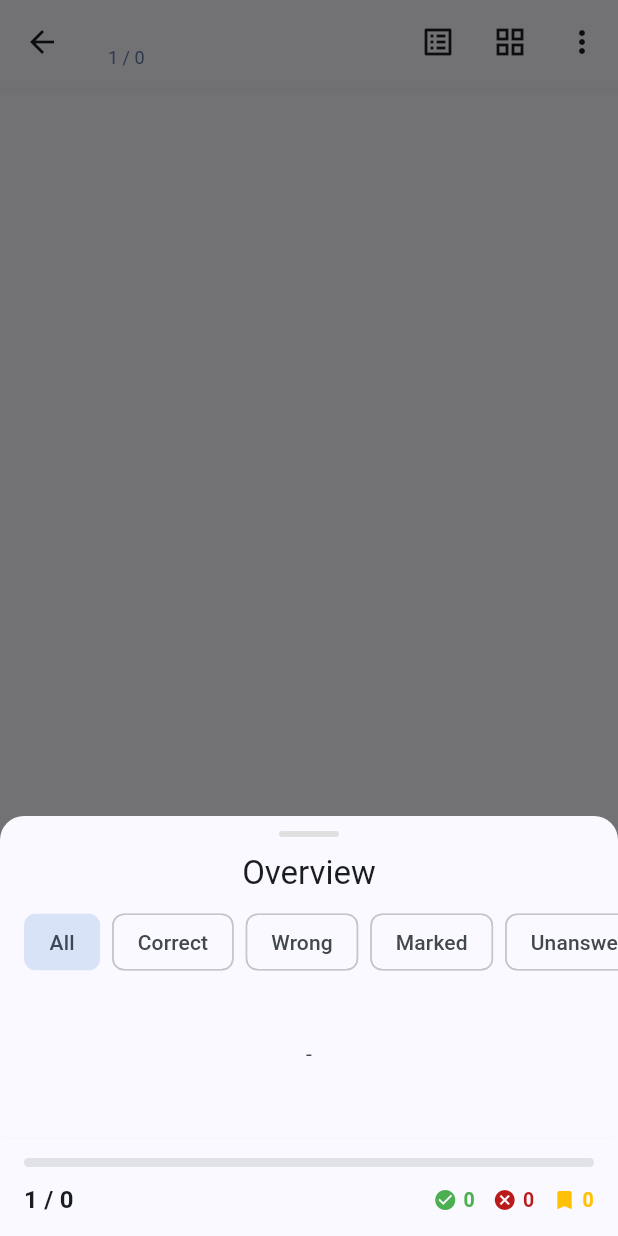
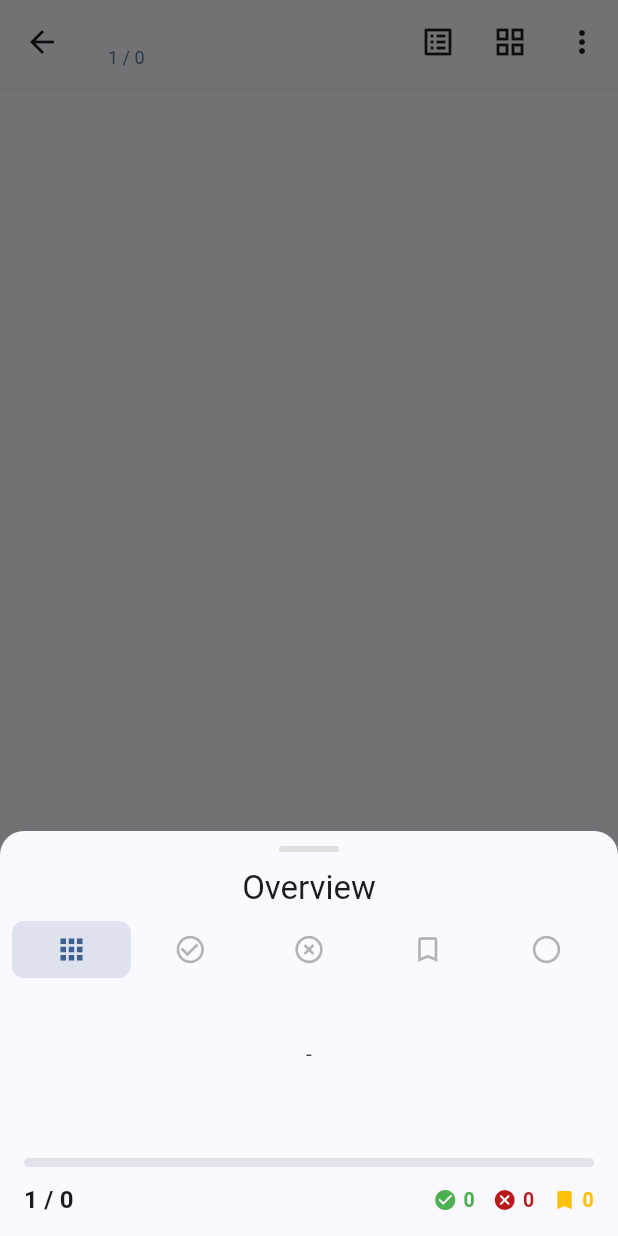
Before and after one commit to ming2k/quiz-flutter, a Flutter app: the QuizScreen screen opened directly, after a tap on the "grid view" icon, on a phone screen of 412 x 824 dp. Run offline on Flutter 3.47's test engine with Material 3 defaults, Android fonts, the phone set to English and light mode, and no system bars; our stand-ins replace audioplayers, file_picker, flutter_markdown, shared_preferences, sqflite, vibration; missing offline and left inert: flutter_math_fork, markdown; accounts and stored records are empty.

Commit message:
Optimize overview sheet

```diff
--- a/lib/widgets/overview_sheet.dart
+++ b/lib/widgets/overview_sheet.dart
@@ -84,21 +84,16 @@ class _OverviewSheetState extends State<OverviewSheet> {
                   ),
                 ),
 
-                // Filter Chips
-                SingleChildScrollView(
-                  scrollDirection: Axis.horizontal,
-                  padding: const EdgeInsets.symmetric(horizontal: 16),
+                // Filter Icons
+                Padding(
+                  padding: const EdgeInsets.symmetric(horizontal: 8),
                   child: Row(
                     children: [
-                      _buildFilterChip(context, l10n.all, _OverviewFilter.all, quiz),
-                      const SizedBox(width: 8),
-                      _buildFilterChip(context, l10n.correct, _OverviewFilter.correct, quiz),
-                      const SizedBox(width: 8),
-                      _buildFilterChip(context, l10n.wrong, _OverviewFilter.wrong, quiz),
-                      const SizedBox(width: 8),
-                      _buildFilterChip(context, l10n.marked, _OverviewFilter.marked, quiz),
-                      const SizedBox(width: 8),
-                      _buildFilterChip(context, l10n.unanswered, _OverviewFilter.unanswered, quiz),
+                      _buildFilterButton(context, Icons.apps, _OverviewFilter.all),
+                      _buildFilterButton(context, Icons.check_circle_outline, _OverviewFilter.correct),
+                      _buildFilterButton(context, Icons.highlight_off, _OverviewFilter.wrong),
+                      _buildFilterButton(context, Icons.bookmark_outline, _OverviewFilter.marked),
+                      _buildFilterButton(context, Icons.radio_button_unchecked, _OverviewFilter.unanswered),
                     ],
                   ),
                 ),
@@ -212,22 +207,41 @@ class _OverviewSheetState extends State<OverviewSheet> {
     return indices;
   }
 
-  Widget _buildFilterChip(
+  Widget _buildFilterButton(
     BuildContext context,
-    String label,
+    IconData icon,
     _OverviewFilter filter,
-    QuizProvider quiz,
   ) {
     final isSelected = _filter == filter;
-    return FilterChip(
-      label: Text(label),
-      selected: isSelected,
-      onSelected: (_) {
-        setState(() {
-          _filter = filter;
-        });
-      },
-      showCheckmark: false,
+    final colorScheme = Theme.of(context).colorScheme;
+
+    final Color activeColor = switch (filter) {
+      _OverviewFilter.all => colorScheme.primary,
+      _OverviewFilter.correct => AppTheme.success,
+      _OverviewFilter.wrong => colorScheme.error,
+      _OverviewFilter.marked => AppTheme.warning,
+      _OverviewFilter.unanswered => colorScheme.onSurfaceVariant,
+    };
+
+    return Expanded(
+      child: InkWell(
+        onTap: () => setState(() => _filter = filter),
+        borderRadius: BorderRadius.circular(8),
+        child: Container(
+          padding: const EdgeInsets.symmetric(vertical: 8),
+          decoration: isSelected
+              ? BoxDecoration(
+                  color: activeColor.withOpacity(0.15),
+                  borderRadius: BorderRadius.circular(8),
+                )
+              : null,
+          child: Icon(
+            icon,
+            color: isSelected ? activeColor : colorScheme.onSurfaceVariant.withOpacity(0.4),
+            size: 22,
+          ),
+        ),
+      ),
     );
   }
 
```
